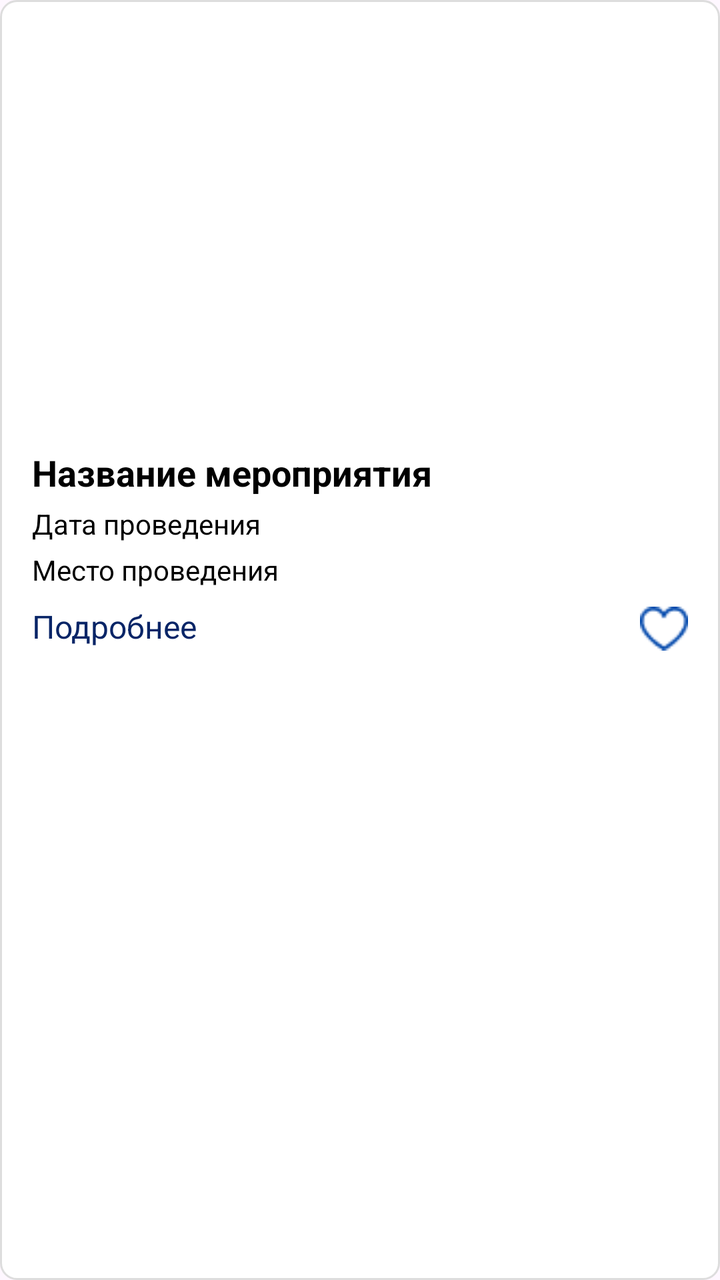
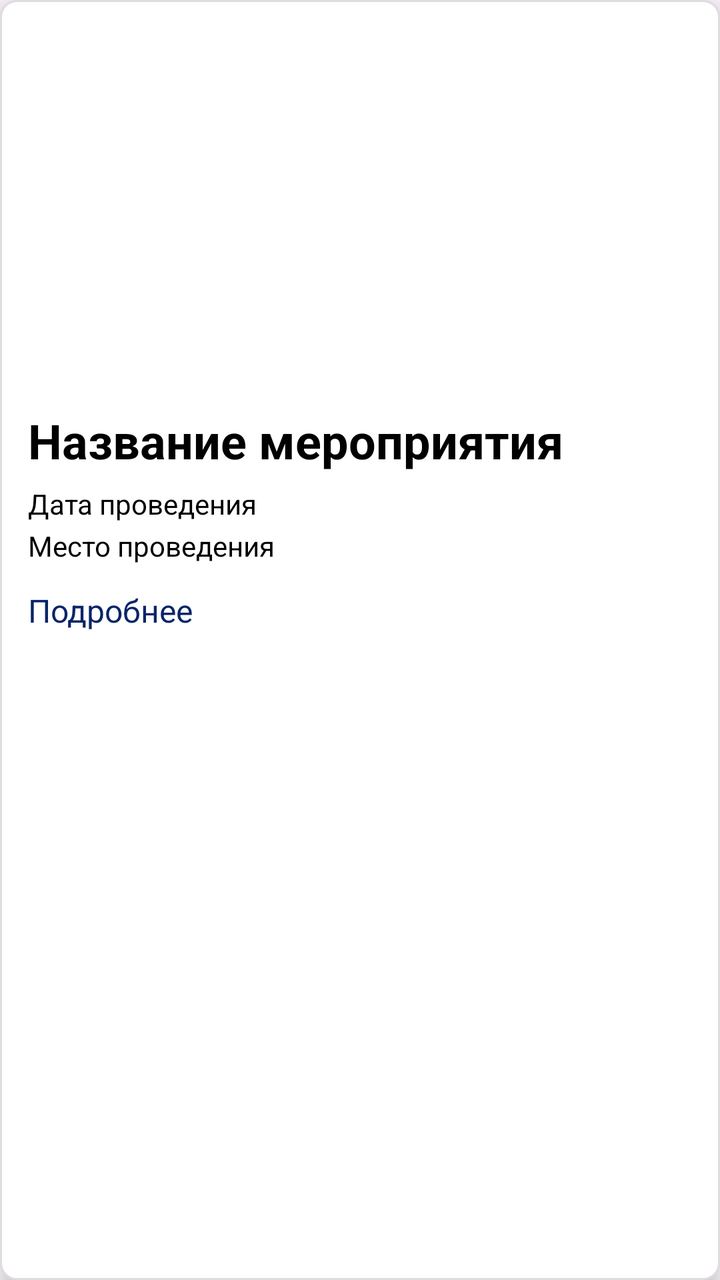

Before-and-after screenshots of an Android layout around one commit, followed by the original layout XML and the change that was made.
<!-- AndroidManifest.xml: application theme Theme.VacationVenture -->
<!-- res/layout/item_event.xml -->
<?xml version="1.0" encoding="utf-8"?>
<LinearLayout xmlns:android="http://schemas.android.com/apk/res/android"
    android:layout_width="match_parent"
    android:layout_height="wrap_content"
    android:orientation="vertical"
    android:padding="16dp"
    android:layout_marginBottom="16dp"
    android:background="@drawable/item_background"
    android:textColor="@color/black"
    android:textColorHint="@color/grey">

    
    <ImageView
        android:id="@+id/event_image"
        android:layout_width="match_parent"
        android:layout_height="200dp"
        android:scaleType="centerCrop"
        android:layout_marginBottom="8dp" />

    
    <TextView
        android:id="@+id/event_name"
        android:layout_width="wrap_content"
        android:layout_height="wrap_content"
        android:textStyle="bold"
        android:textSize="18sp"
        android:text="Название мероприятия"
        android:paddingBottom="4dp"
        android:textColor="@color/black"/>

    <TextView
        android:id="@+id/event_date"
        android:layout_width="wrap_content"
        android:layout_height="wrap_content"
        android:text="Дата проведения"
        android:paddingBottom="4dp"
        android:textColor="@color/black"/>

    <TextView
        android:id="@+id/event_venue"
        android:layout_width="wrap_content"
        android:layout_height="wrap_content"
        android:text="Место проведения"
        android:paddingBottom="8dp"
        android:textColor="@color/black"/>

    
    <TextView
        android:id="@+id/event_link"
        android:layout_width="wrap_content"
        android:layout_height="wrap_content"
        android:text="Подробнее"
        android:textColor="@color/darkblue"
        android:textSize="16sp"
        android:paddingBottom="8dp" />

    
    <ImageView
        android:id="@+id/favorite_icon"
        android:layout_width="24dp"
        android:layout_height="24dp"
        android:src="@drawable/ic_favorite_border"
        android:contentDescription="Добавить в избранное"
        android:layout_gravity="end"
        android:layout_marginTop="-30dp"/>
</LinearLayout>
<!-- resources referenced by this layout -->
<resources>
  <color name="black">#FF000000</color>
  <color name="darkblue">#082567</color>
  <color name="grey">#ff424242</color>
  <!-- drawable ic_favorite_border: png bitmap (drawable, 656 bytes) -->
  <!-- drawable item_background (drawable) -->
  <shape xmlns:android="http://schemas.android.com/apk/res/android">
      <solid android:color="#FFFFFF" />
      <corners android:radius="8dp" />
      <padding
          android:left="16dp"
          android:top="16dp"
          android:right="16dp"
          android:bottom="16dp" />
      <stroke
          android:width="1dp"
          android:color="#DDDDDD" />
  </shape>
  <style name="Theme.VacationVenture" parent="Base.Theme.VacationVenture" />
  <style name="Base.Theme.VacationVenture" parent="Theme.Material3.DayNight.NoActionBar">
          <item name="colorPrimary">@color/blue</item>
          <item name="colorPrimaryVariant">@color/darkblue</item>
          <item name="colorOnPrimary">@color/white</item>
      </style>
  <color name="blue">#1164B4</color>
  <color name="white">#FFFFFFFF</color>
</resources>

<!-- the commit's change to res/layout/item_event.xml (unified diff, before → after) -->
@@ -1,66 +1,63 @@
 <?xml version="1.0" encoding="utf-8"?>
 <LinearLayout xmlns:android="http://schemas.android.com/apk/res/android"
-    android:layout_width="match_parent"
-    android:layout_height="wrap_content"
-    android:orientation="vertical"
-    android:padding="16dp"
-    android:layout_marginBottom="16dp"
-    android:background="@drawable/item_background"
-    android:textColor="@color/black"
-    android:textColorHint="@color/grey">
+        android:layout_width="match_parent"
+        android:layout_height="wrap_content"
+        android:orientation="vertical"
+        android:padding="14dp"
+        android:layout_marginHorizontal="8dp"
+        android:layout_marginVertical="6dp"
+        android:background="@drawable/item_background"
+        android:elevation="4dp"
+        android:translationZ="2dp"
+        android:textColor="@color/black"
+        android:textColorHint="@color/grey">
 
     
     <ImageView
-        android:id="@+id/event_image"
-        android:layout_width="match_parent"
-        android:layout_height="200dp"
-        android:scaleType="centerCrop"
-        android:layout_marginBottom="8dp" />
+            android:id="@+id/event_image"
+            android:layout_width="match_parent"
+            android:layout_height="180dp"
+            android:scaleType="centerCrop" />
 
     
     <TextView
-        android:id="@+id/event_name"
-        android:layout_width="wrap_content"
-        android:layout_height="wrap_content"
-        android:textStyle="bold"
-        android:textSize="18sp"
-        android:text="Название мероприятия"
-        android:paddingBottom="4dp"
-        android:textColor="@color/black"/>
-
-    <TextView
-        android:id="@+id/event_date"
-        android:layout_width="wrap_content"
-        android:layout_height="wrap_content"
-        android:text="Дата проведения"
-        android:paddingBottom="4dp"
-        android:textColor="@color/black"/>
-
-    <TextView
-        android:id="@+id/event_venue"
-        android:layout_width="wrap_content"
-        android:layout_height="wrap_content"
-        android:text="Место проведения"
-        android:paddingBottom="8dp"
-        android:textColor="@color/black"/>
+            android:id="@+id/event_name"
+            android:layout_width="wrap_content"
+            android:layout_height="wrap_content"
+            android:text="Название мероприятия"
+            android:textStyle="bold"
+            android:textSize="24sp"
+            android:layout_marginTop="10dp"
+            android:textColor="@color/black"/>
 
     
     <TextView
-        android:id="@+id/event_link"
-        android:layout_width="wrap_content"
-        android:layout_height="wrap_content"
-        android:text="Подробнее"
-        android:textColor="@color/darkblue"
-        android:textSize="16sp"
-        android:paddingBottom="8dp" />
+            android:id="@+id/event_date"
+            android:layout_width="wrap_content"
+            android:layout_height="wrap_content"
+            android:text="Дата проведения"
+            android:textSize="14sp"
+            android:layout_marginTop="6dp"
+            android:textColor="@color/black"/>
 
     
-    <ImageView
-        android:id="@+id/favorite_icon"
-        android:layout_width="24dp"
-        android:layout_height="24dp"
-        android:src="@drawable/ic_favorite_border"
-        android:contentDescription="Добавить в избранное"
-        android:layout_gravity="end"
-        android:layout_marginTop="-30dp"/>
+    <TextView
+            android:id="@+id/event_venue"
+            android:layout_width="wrap_content"
+            android:layout_height="wrap_content"
+            android:text="Место проведения"
+            android:textSize="14sp"
+            android:layout_marginTop="2dp"
+            android:textColor="@color/black"/>
+
+    
+    <TextView
+            android:id="@+id/event_link"
+            android:layout_width="wrap_content"
+            android:layout_height="wrap_content"
+            android:text="Подробнее"
+            android:textColor="@color/darkblue"
+            android:textSize="16sp"
+            android:layout_marginTop="12dp" />
+
 </LinearLayout>
<!-- resource entries referenced after the edit -->
@@ -3,7 +3,6 @@
   <color name="black">#FF000000</color>
   <color name="darkblue">#082567</color>
   <color name="grey">#ff424242</color>
-  <!-- drawable ic_favorite_border: png bitmap (drawable, 656 bytes) -->
   <!-- drawable item_background (drawable) -->
   <shape xmlns:android="http://schemas.android.com/apk/res/android">
       <solid android:color="#FFFFFF" />
